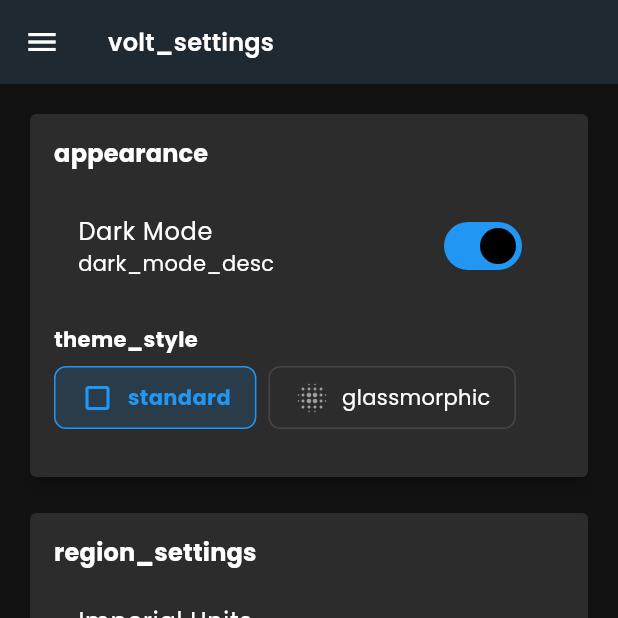
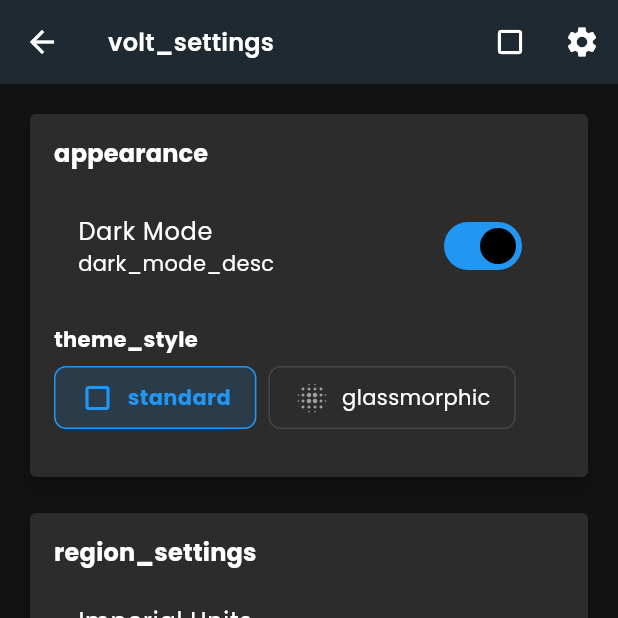
Before and after one commit to jtlab-studio/volt_one, a Flutter app: the SettingsRootScreen screen opened directly, on a phone screen of 412 x 824 dp, the top half of it. Run offline on Flutter 3.47's test engine with Material 3 defaults, Android fonts, the phone set to English and light mode, and no system bars; our stand-ins replace flutter_riverpod.

```diff
--- a/lib/core/app.dart
+++ b/lib/core/app.dart
@@ -95,7 +95,7 @@ class _VoltAppState extends ConsumerState<VoltApp> {
       themeMode: _themeManager.themeMode,
       navigatorKey: navigatorKey,
       home:
-          const ResponsiveDashboard(), // Use ResponsiveDashboard as the main entry point
+          const ResponsiveDashboard(), // Back to using ResponsiveDashboard directly
       localizationsDelegates: localizationsDelegates,
       supportedLocales: supportedLocales,
       // Set the app locale from the provider
--- a/lib/main.dart
+++ b/lib/main.dart
@@ -1,5 +1,3 @@
-// lib/main.dart
-
 import 'package:flutter/material.dart';
 import 'package:flutter_riverpod/flutter_riverpod.dart';
 import 'core/app.dart';
--- a/lib/modules/settings/screens/settings_root_screen.dart
+++ b/lib/modules/settings/screens/settings_root_screen.dart
@@ -1,3 +1,5 @@
+// lib/modules/settings/screens/settings_root_screen.dart - Fixed type conversion issues
+
 import 'package:flutter/material.dart';
 import 'package:flutter_riverpod/flutter_riverpod.dart';
 import '../../../core/l10n/app_localizations.dart';
@@ -9,6 +11,7 @@ import 'activity_alerts_screen.dart';
 import 'sensors_screen.dart';
 import 'subscription_screen.dart';
 import 'training_zones_screen.dart';
+import '../../../shared/widgets/global_app_bar.dart'; // Import the global app bar
 
 class SettingsRootScreen extends ConsumerWidget {
   const SettingsRootScreen({super.key});
@@ -19,22 +22,20 @@ class SettingsRootScreen extends ConsumerWidget {
     final selectedSection = ref.watch(settingsSectionProvider);
     final screenType = getScreenType(context);
 
-    // For all screen sizes, use a persistent drawer layout
     return Scaffold(
-      appBar: AppBar(
-        title: Text(_getSettingsTitle(selectedSection, localizations)),
-        // Allow back navigation from Settings
+      // Use our GlobalAppBar with the cog icon
+      appBar: GlobalAppBar(
+        title: _getSettingsTitle(selectedSection, localizations),
+        // No back button but we'll have the drawer for settings
         automaticallyImplyLeading: true,
       ),
-      // Use a drawer for the settings menu that is permanently visible on larger screens
-      drawer: screenType == ScreenType.mobile
-          ? _buildSettingsDrawer(context, ref, selectedSection, localizations)
-          : null,
-      // For desktop/tablet, use a persistent drawer-like layout
-      body: Row(
+
+      // Use a Row for desktop/tablet layout with a sidebar, single content for mobile
+      body: screenType == ScreenType.mobile
+          ? _getSettingsContent(selectedSection)
+          : Row(
               children: [
                 // Settings navigation menu (left side) - visible on tablet/desktop
-          if (screenType != ScreenType.mobile)
                 Container(
                   width: 240,
                   decoration: BoxDecoration(
@@ -55,38 +56,7 @@ class SettingsRootScreen extends ConsumerWidget {
                 ),
               ],
             ),
-    );
-  }
-
-  // Build the settings drawer for mobile
-  Widget _buildSettingsDrawer(
-    BuildContext context,
-    WidgetRef ref,
-    String selectedSection,
-    AppLocalizations localizations,
-  ) {
-    return Drawer(
-      child: SafeArea(
-        child: Column(
-          children: [
-            // Drawer header
-            Container(
-              padding: const EdgeInsets.all(16.0),
-              alignment: Alignment.centerLeft,
-              child: Text(
-                localizations.translate('settings'),
-                style: Theme.of(context).textTheme.titleLarge,
-              ),
-            ),
-            Divider(),
-            // Settings options
-            Expanded(
-              child: _buildSettingsOptions(
-                  context, ref, selectedSection, localizations),
-            ),
-          ],
-        ),
-      ),
+      // Don't add a bottom navigation bar - we're using the global one
     );
   }
 
@@ -164,8 +134,8 @@ class SettingsRootScreen extends ConsumerWidget {
 
     // Use RGBA for background color when selected to avoid withOpacity deprecation
     final backgroundColor = isSelected
-        ? Color.fromRGBO(theme.primaryColor.red, theme.primaryColor.green,
-            theme.primaryColor.blue, 0.1)
+        ? Color.fromRGBO(theme.primaryColor.r.toInt(),
+            theme.primaryColor.g.toInt(), theme.primaryColor.b.toInt(), 0.1)
         : Colors.transparent;
 
     return ListTile(
@@ -182,11 +152,6 @@ class SettingsRootScreen extends ConsumerWidget {
       onTap: () {
         // Set the selected section
         ref.read(settingsSectionProvider.notifier).state = sectionId;
-
-        // On mobile, close the drawer after selection
-        if (getScreenType(context) == ScreenType.mobile) {
-          Navigator.of(context).pop();
-        }
       },
     );
   }
--- a/lib/shared/widgets/global_app_bar.dart
+++ b/lib/shared/widgets/global_app_bar.dart
@@ -1,15 +1,15 @@
-// lib/shared/widgets/global_app_bar.dart
+// lib/shared/widgets/global_app_bar.dart - Fixed implementation
 
 import 'package:flutter/material.dart';
 import 'package:flutter_riverpod/flutter_riverpod.dart';
 import 'theme_style_toggle.dart';
-import '../../modules/settings/settings_module.dart';
 
 class GlobalAppBar extends ConsumerWidget implements PreferredSizeWidget {
   final String title;
   final List<Widget>? actions;
   final bool showSettingsMenu;
   final double height;
+  final bool automaticallyImplyLeading;
 
   const GlobalAppBar({
     super.key,
@@ -17,6 +17,7 @@ class GlobalAppBar extends ConsumerWidget implements PreferredSizeWidget {
     this.actions,
     this.showSettingsMenu = true,
     this.height = kToolbarHeight,
+    this.automaticallyImplyLeading = true,
   });
 
   @override
@@ -32,15 +33,11 @@ class GlobalAppBar extends ConsumerWidget implements PreferredSizeWidget {
       // Finally add settings menu if enabled
       if (showSettingsMenu)
         IconButton(
-          icon: const Icon(Icons.settings),
+          icon: const AnimatedSettingsIcon(),
           tooltip: 'Settings',
           onPressed: () {
-            // Navigate to settings screen
-            Navigator.of(context).push(
-              MaterialPageRoute(
-                builder: (context) => SettingsModule.createRootScreen(),
-              ),
-            );
+            // Open the end drawer to show settings options
+            Scaffold.of(context).openEndDrawer();
           },
         ),
     ];
@@ -48,10 +45,75 @@ class GlobalAppBar extends ConsumerWidget implements PreferredSizeWidget {
     return AppBar(
       title: Text(title),
       actions: combinedActions,
-      automaticallyImplyLeading: true,
+      automaticallyImplyLeading: automaticallyImplyLeading,
     );
   }
 
   @override
   Size get preferredSize => Size.fromHeight(height);
 }
+
+// Animated settings icon component
+class AnimatedSettingsIcon extends StatefulWidget {
+  const AnimatedSettingsIcon({super.key});
+
+  @override
+  State<AnimatedSettingsIcon> createState() => _AnimatedSettingsIconState();
+}
+
+class _AnimatedSettingsIconState extends State<AnimatedSettingsIcon>
+    with SingleTickerProviderStateMixin {
+  late AnimationController _controller;
+  late Animation<double> _rotationAnimation;
+  bool _isHovered = false;
+
+  @override
+  void initState() {
+    super.initState();
+    _controller = AnimationController(
+      duration: const Duration(milliseconds: 500),
+      vsync: this,
+    );
+
+    _rotationAnimation = Tween<double>(
+      begin: 0.0,
+      end: 0.125, // 1/8 rotation when hovered
+    ).animate(CurvedAnimation(
+      parent: _controller,
+      curve: Curves.easeInOut,
+    ));
+  }
+
+  @override
+  void dispose() {
+    _controller.dispose();
+    super.dispose();
+  }
+
+  @override
+  Widget build(BuildContext context) {
+    return MouseRegion(
+      onEnter: (_) {
+        setState(() {
+          _isHovered = true;
+          _controller.forward();
+        });
+      },
+      onExit: (_) {
+        setState(() {
+          _isHovered = false;
+          _controller.reverse();
+        });
+      },
+      child: AnimatedBuilder(
+        animation: _rotationAnimation,
+        builder: (context, child) {
+          return Transform.rotate(
+            angle: _rotationAnimation.value * 2 * 3.14159, // Convert to radians
+            child: const Icon(Icons.settings),
+          );
+        },
+      ),
+    );
+  }
+}
```
Also changed, not shown: lib/modules/home/screens/responsive_dashboard.dart (+16 -56 lines), lib/modules/settings/settings_module.dart (+2 -7 lines), lib/shared/widgets/settings_drawer.dart (added, +173 -0 lines). Lines whose indentation alone changed are shown as unchanged.
